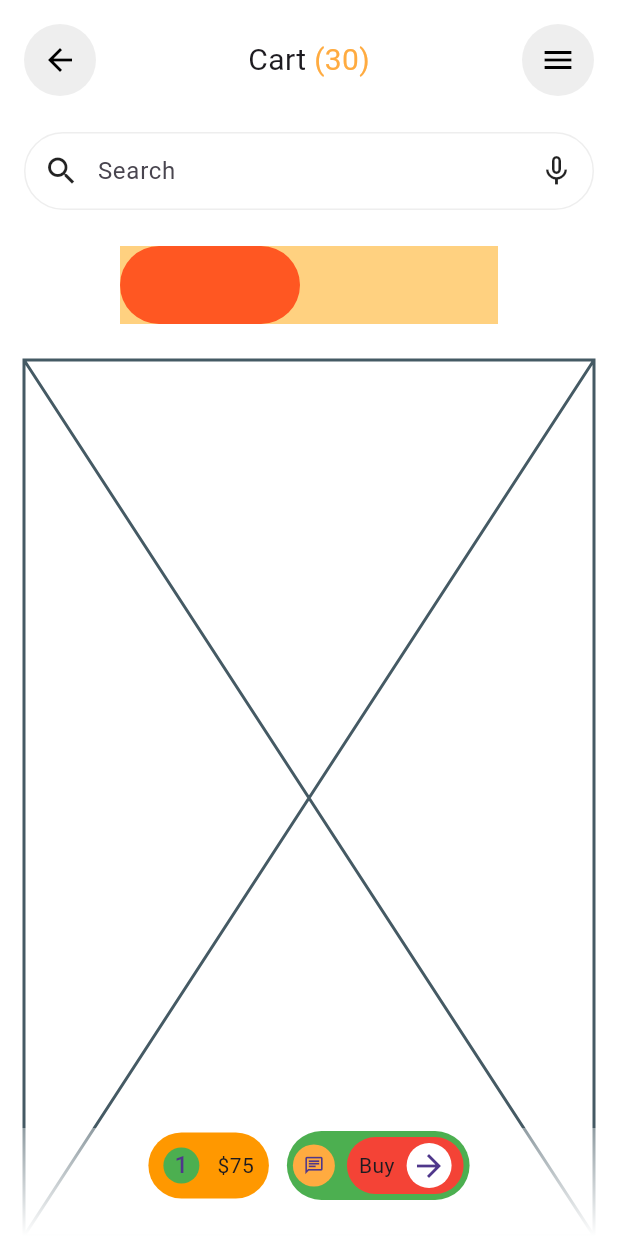
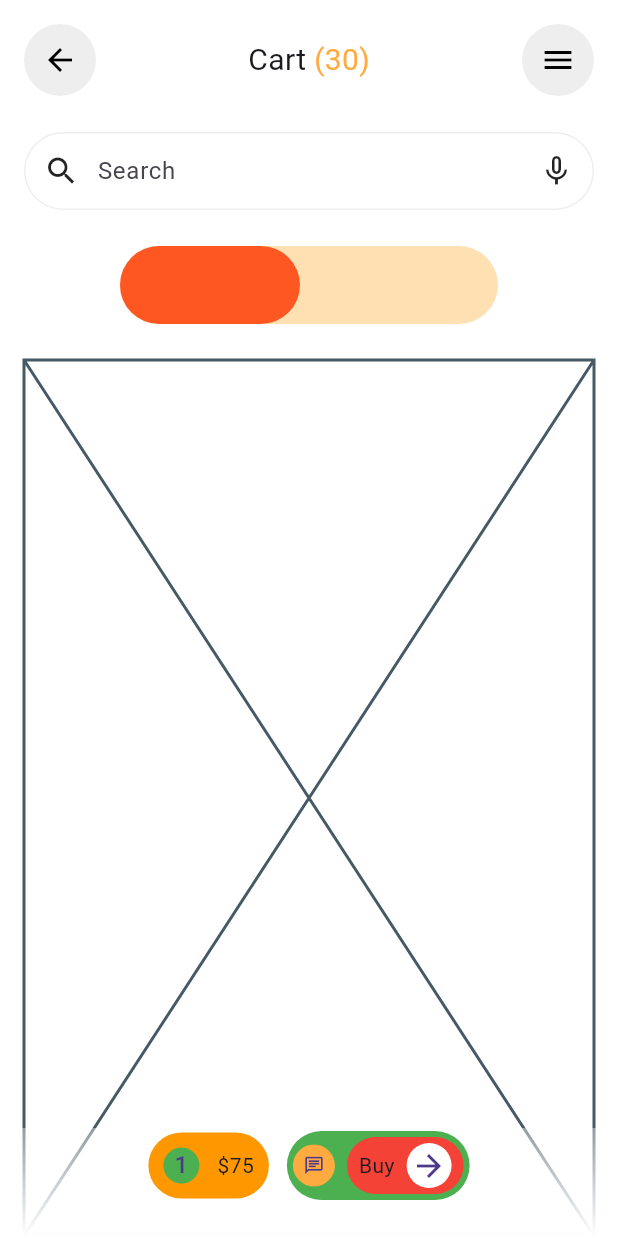
Before and after one commit to JAICHANGPARK/flutter_notebook_chapter_43, a Flutter app: the MarketplaceCartPage screen opened directly, on a phone screen of 412 x 824 dp. Run offline on Flutter 3.47's test engine with Material 3 defaults, Android fonts, the phone set to English and light mode, and no system bars; our stand-ins replace gap, hugeicons.

Commit message:
Update marketplace_cart_page.dart

```diff
--- a/lib/ep2168_marketplace_app/ui/marketplace_cart_page.dart
+++ b/lib/ep2168_marketplace_app/ui/marketplace_cart_page.dart
@@ -90,8 +90,9 @@ class _MarketplaceCartPageState extends State<MarketplaceCartPage> {
                   Gap(24),
                   Container(
                     height: 52,
-                    decoration: BoxDecoration(
-                      color: Colors.orangeAccent[100],
+                    decoration: ShapeDecoration(
+                      shape: StadiumBorder(),
+                      color: Colors.orange[100],
                     ),
                     child: Row(
                       spacing: 12,
```
